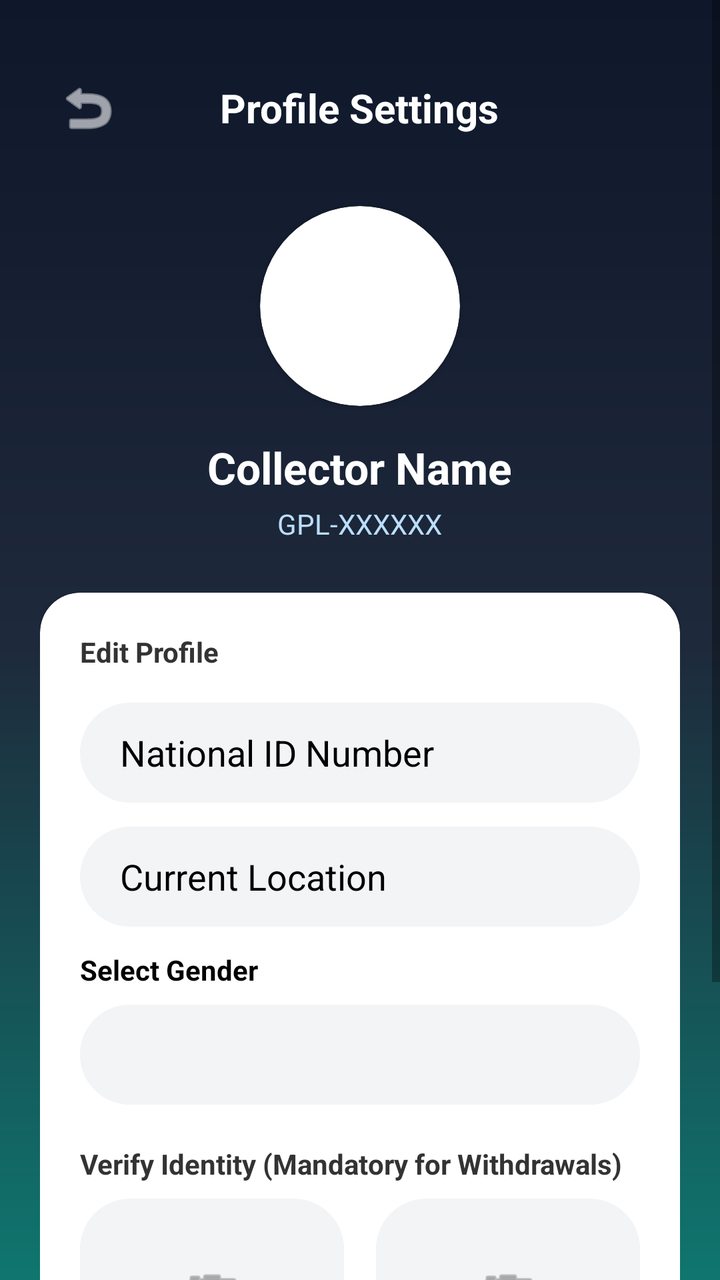
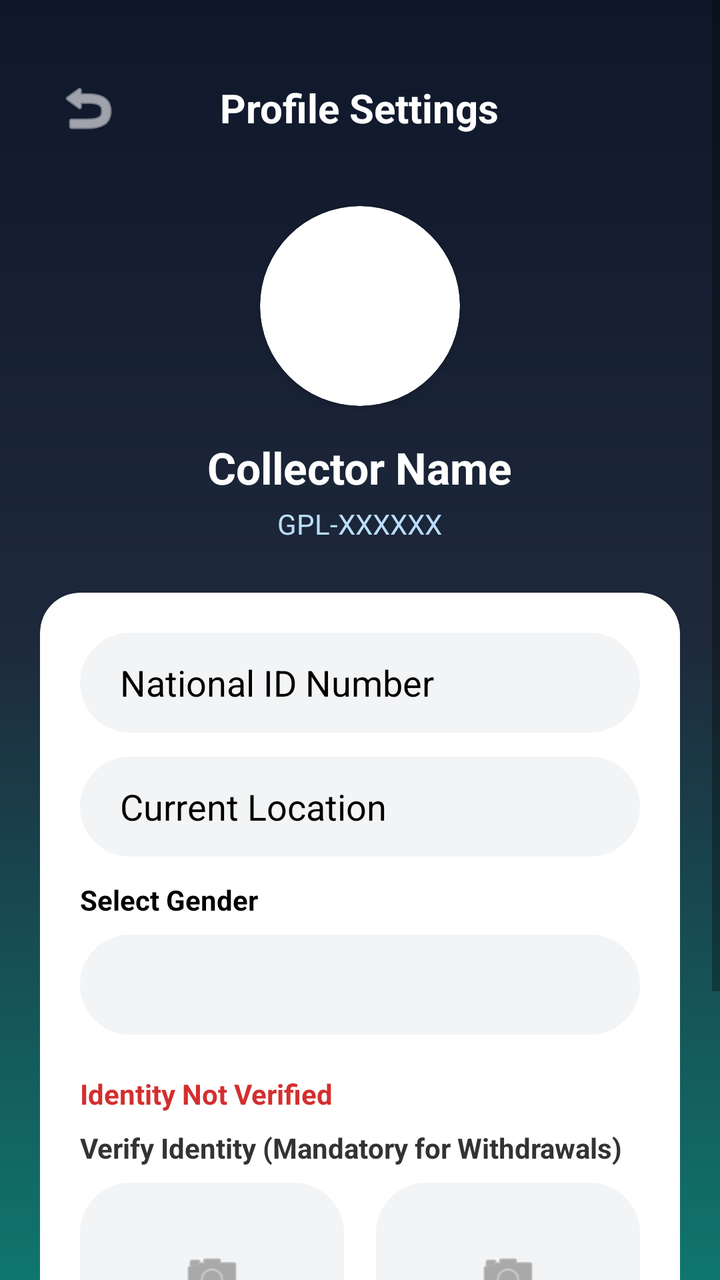

An Android layout rendered at two revisions. The XML below is the earlier revision; the diff shows what the commit changed to produce the second picture.
<!-- AndroidManifest.xml: application theme Theme.GjengePlasticLedger -->
<!-- res/layout/activity_profile.xml -->
<?xml version="1.0" encoding="utf-8"?>

<RelativeLayout xmlns:android="http://schemas.android.com/apk/res/android"
    xmlns:app="http://schemas.android.com/apk/res-auto"
    xmlns:tools="http://schemas.android.com/tools"
    android:layout_width="match_parent"
    android:layout_height="match_parent"
    android:background="@drawable/bg_gradient">

    <ScrollView
        android:layout_width="match_parent"
        android:layout_height="match_parent"
        android:fillViewport="true">

        <LinearLayout
            android:layout_width="match_parent"
            android:layout_height="wrap_content"
            android:orientation="vertical"
            android:padding="20dp"
            android:gravity="center_horizontal">

            
            <RelativeLayout
                android:layout_width="match_parent"
                android:layout_height="wrap_content"
                android:layout_marginTop="10dp"
                android:layout_marginBottom="25dp">
                <ImageButton
                    android:id="@+id/backBtn"
                    android:layout_width="48dp"
                    android:layout_height="48dp"
                    android:src="@android:drawable/ic_menu_revert"
                    android:background="?attr/selectableItemBackgroundBorderless"
                    app:tint="#FFFFFF"
                    android:contentDescription="Back"/>
                <TextView
                    android:layout_width="wrap_content"
                    android:layout_height="wrap_content"
                    android:text="@string/profile_settings"
                    android:textColor="#FFFFFF"
                    android:textSize="20sp"
                    android:textStyle="bold"
                    android:layout_centerInParent="true"/>
            </RelativeLayout>

            
            <com.google.android.material.card.MaterialCardView
                android:layout_width="100dp"
                android:layout_height="100dp"
                app:cardCornerRadius="50dp"
                android:layout_marginBottom="16dp">
                <ImageView
                    android:id="@+id/profileImageLarge"
                    android:layout_width="match_parent"
                    android:layout_height="match_parent"
                    android:scaleType="centerCrop"
                    android:src="@drawable/male_placeholder"
                    android:contentDescription="Profile Picture"/>
            </com.google.android.material.card.MaterialCardView>

            <TextView
                android:id="@+id/profileNameLarge"
                android:layout_width="wrap_content"
                android:layout_height="wrap_content"
                android:text="Collector Name"
                android:textColor="#FFFFFF"
                android:textSize="22sp"
                android:textStyle="bold"
                android:layout_marginBottom="4dp"
                tools:ignore="HardcodedText"/>

            <TextView
                android:id="@+id/gjengeIdLarge"
                android:layout_width="wrap_content"
                android:layout_height="wrap_content"
                android:text="GPL-XXXXXX"
                android:textColor="#BBDEFB"
                android:textSize="14sp"
                android:layout_marginBottom="25dp"
                tools:ignore="HardcodedText"/>

            
            <com.google.android.material.card.MaterialCardView
                android:layout_width="match_parent"
                android:layout_height="wrap_content"
                app:cardCornerRadius="20dp"
                android:backgroundTint="#FFFFFF"
                android:layout_marginBottom="20dp">

                <LinearLayout
                    android:layout_width="match_parent"
                    android:layout_height="wrap_content"
                    android:orientation="vertical"
                    android:padding="20dp">

                    <TextView
                        android:layout_width="wrap_content"
                        android:layout_height="wrap_content"
                        android:text="@string/edit_profile"
                        android:textStyle="bold"
                        android:textColor="#333333"
                        android:layout_marginBottom="16dp"/>

                    <EditText
                        android:id="@+id/nationalIdInput"
                        android:layout_width="match_parent"
                        android:layout_height="50dp"
                        android:hint="@string/national_id_hint"
                        android:textColorHint="#000000"
                        android:textColor="#000000"
                        android:inputType="number"
                        android:background="@drawable/bg_pill_input"
                        android:backgroundTint="#F3F4F6"
                        android:paddingStart="20dp"
                        android:paddingEnd="20dp"
                        android:layout_marginBottom="12dp"
                        android:autofillHints="none"/>

                    <EditText
                        android:id="@+id/locationInput"
                        android:layout_width="match_parent"
                        android:layout_height="50dp"
                        android:hint="@string/current_location_hint"
                        android:textColorHint="#000000"
                        android:textColor="#000000"
                        android:inputType="text"
                        android:background="@drawable/bg_pill_input"
                        android:backgroundTint="#F3F4F6"
                        android:paddingStart="20dp"
                        android:paddingEnd="20dp"
                        android:layout_marginBottom="12dp"
                        android:autofillHints="none"/>

                    <TextView
                        android:layout_width="wrap_content"
                        android:layout_height="wrap_content"
                        android:text="@string/select_gender"
                        android:textColor="#000000"
                        android:textStyle="bold"
                        android:layout_marginBottom="8dp"/>

                    <Spinner
                        android:id="@+id/genderSpinner"
                        android:layout_width="match_parent"
                        android:layout_height="50dp"
                        android:background="@drawable/bg_spinner_pill"
                        android:backgroundTint="#F3F4F6"
                        android:popupBackground="#FFFFFF"
                        android:layout_marginBottom="20dp"/>

                    
                    <TextView
                        android:layout_width="wrap_content"
                        android:layout_height="wrap_content"
                        android:text="Verify Identity (Mandatory for Withdrawals)"
                        android:textStyle="bold"
                        android:textColor="#333333"
                        android:layout_marginBottom="8dp"
                        tools:ignore="HardcodedText"/>

                    <LinearLayout
                        android:layout_width="match_parent"
                        android:layout_height="wrap_content"
                        android:orientation="horizontal"
                        android:layout_marginBottom="20dp"
                        android:baselineAligned="false">

                        <LinearLayout
                            android:id="@+id/btnUploadFront"
                            android:layout_width="0dp"
                            android:layout_height="100dp"
                            android:layout_weight="1"
                            android:background="@drawable/bg_pill_input"
                            android:backgroundTint="#F3F4F6"
                            android:gravity="center"
                            android:orientation="vertical"
                            android:layout_marginEnd="8dp">
                            <ImageView
                                android:id="@+id/idFrontImage"
                                android:layout_width="match_parent"
                                android:layout_height="match_parent"
                                android:scaleType="centerInside"
                                android:src="@android:drawable/ic_menu_camera"
                                app:tint="#777777"
                                android:contentDescription="@string/upload_id_front"/>
                            <TextView
                                android:id="@+id/txtFront"
                                android:layout_width="wrap_content"
                                android:layout_height="wrap_content"
                                android:text="@string/upload_id_front"
                                android:textSize="10sp"
                                android:textColor="#777777"
                                android:layout_marginTop="4dp"
                                tools:ignore="SmallSp"/>
                        </LinearLayout>

                        <LinearLayout
                            android:id="@+id/btnUploadBack"
                            android:layout_width="0dp"
                            android:layout_height="100dp"
                            android:layout_weight="1"
                            android:background="@drawable/bg_pill_input"
                            android:backgroundTint="#F3F4F6"
                            android:gravity="center"
                            android:orientation="vertical"
                            android:layout_marginStart="8dp">
                            <ImageView
                                android:id="@+id/idBackImage"
                                android:layout_width="match_parent"
                                android:layout_height="match_parent"
                                android:scaleType="centerInside"
                                android:src="@android:drawable/ic_menu_camera"
                                app:tint="#777777"
                                android:contentDescription="@string/upload_id_back"/>
                            <TextView
                                android:id="@+id/txtBack"
                                android:layout_width="wrap_content"
                                android:layout_height="wrap_content"
                                android:text="@string/upload_id_back"
                                android:textSize="10sp"
                                android:textColor="#777777"
                                android:layout_marginTop="4dp"
                                tools:ignore="SmallSp"/>
                        </LinearLayout>
                    </LinearLayout>

                    <Button
                        android:id="@+id/saveProfileBtn"
                        android:layout_width="match_parent"
                        android:layout_height="55dp"
                        android:text="@string/save_changes"
                        android:backgroundTint="#22C55E"
                        app:cornerRadius="28dp"
                        android:textAllCaps="false"/>
                </LinearLayout>
            </com.google.android.material.card.MaterialCardView>

        </LinearLayout>
    </ScrollView>



</RelativeLayout>
<!-- resources referenced by this layout -->
<resources>
  <!-- drawable bg_gradient (drawable) -->
  <shape xmlns:android="http://schemas.android.com/apk/res/android">
      <gradient
          android:startColor="#0F172A"
          android:centerColor="#1E293B"
          android:endColor="#0F766E"
          android:angle="270"/>
  </shape>
  <!-- drawable bg_pill_input (drawable) -->
  <?xml version="1.0" encoding="utf-8"?>
  
  <shape xmlns:android="http://schemas.android.com/apk/res/android">
      <solid android:color="#EEEEEE" />
      <corners android:radius="25dp" />
      <padding android:left="15dp" android:right="15dp" />
  </shape>
  <!-- drawable bg_spinner_pill (drawable) -->
  <?xml version="1.0" encoding="utf-8"?>
  
  <layer-list xmlns:android="http://schemas.android.com/apk/res/android">
      <item>
          <shape>
              <solid android:color="#FFFFFF" />
              <corners android:radius="25dp" />
              <stroke android:width="1dp" android:color="#DDDDDD" />
          </shape>
      </item>
      <item
          android:drawable="@drawable/ic_dropdown_arrow"
          android:gravity="end|center_vertical"
          android:right="15dp" />
  </layer-list>
  <!-- drawable male_placeholder (drawable) -->
  <vector xmlns:android="http://schemas.android.com/apk/res/android"
      android:width="24dp"
      android:height="24dp"
      android:viewportWidth="24"
      android:viewportHeight="24"
      android:tint="#FFFFFF">
      <path
          android:fillColor="@android:color/white"
          android:pathData="M12,12c2.21,0 4,-1.79 4,-4s-1.79,-4 -4,-4 -4,1.79 -4,4 1.79,4 4,4zM12,14c-2.67,0 -8,1.34 -8,4v2h16v-2c0,-2.66 -5.33,-4 -8,-4z"/>
  </vector>
  <string name="current_location_hint">Current Location</string>
  <string name="edit_profile">Edit Profile</string>
  <string name="national_id_hint">National ID Number</string>
  <string name="profile_settings">Profile Settings</string>
  <string name="save_changes">Save Changes</string>
  <string name="select_gender">Select Gender</string>
  <string name="upload_id_back">Upload ID Back</string>
  <string name="upload_id_front">Upload ID Front</string>
  <style name="Theme.GjengePlasticLedger" parent="Theme.MaterialComponents.DayNight.NoActionBar">
  
          
          <item name="colorPrimary">#22C55E</item>
          <item name="colorPrimaryVariant">#16A34A</item>
          <item name="colorOnPrimary">#FFFFFF</item>
  
          
          <item name="colorSecondary">#0F172A</item>
  
      </style>
  <!-- drawable ic_dropdown_arrow (drawable) -->
  <vector xmlns:android="http://schemas.android.com/apk/res/android"
      android:width="24dp"
      android:height="24dp"
      android:viewportWidth="24"
      android:viewportHeight="24">
      <path
          android:fillColor="#000000"
          android:pathData="M7,10l5,5 5,-5H7z"/>
  </vector>
</resources>

<!-- the commit's change to res/layout/activity_profile.xml (unified diff, before → after) -->
@@ -93,14 +93,6 @@
                     android:orientation="vertical"
                     android:padding="20dp">
 
-                    <TextView
-                        android:layout_width="wrap_content"
-                        android:layout_height="wrap_content"
-                        android:text="@string/edit_profile"
-                        android:textStyle="bold"
-                        android:textColor="#333333"
-                        android:layout_marginBottom="16dp"/>
-
                     <EditText
                         android:id="@+id/nationalIdInput"
                         android:layout_width="match_parent"
@@ -145,82 +137,100 @@
                         android:layout_height="50dp"
                         android:background="@drawable/bg_spinner_pill"
                         android:backgroundTint="#F3F4F6"
-                        android:popupBackground="#FFFFFF"
+                        android:popupBackground="#333333"
                         android:layout_marginBottom="20dp"/>
 
                     
                     <TextView
+                        android:id="@+id/verifyStatusText"
                         android:layout_width="wrap_content"
                         android:layout_height="wrap_content"
-                        android:text="Verify Identity (Mandatory for Withdrawals)"
+                        android:text="Identity Not Verified"
                         android:textStyle="bold"
-                        android:textColor="#333333"
+                        android:textColor="#D32F2F"
                         android:layout_marginBottom="8dp"
                         tools:ignore="HardcodedText"/>
 
+                    
                     <LinearLayout
+                        android:id="@+id/uploadSection"
                         android:layout_width="match_parent"
                         android:layout_height="wrap_content"
-                        android:orientation="horizontal"
-                        android:layout_marginBottom="20dp"
-                        android:baselineAligned="false">
+                        android:orientation="vertical">
+
+                        <TextView
+                            android:layout_width="wrap_content"
+                            android:layout_height="wrap_content"
+                            android:text="Verify Identity (Mandatory for Withdrawals)"
+                            android:textStyle="bold"
+                            android:textColor="#333333"
+                            android:layout_marginBottom="8dp"
+                            tools:ignore="HardcodedText"/>
 
                         <LinearLayout
-                            android:id="@+id/btnUploadFront"
-                            android:layout_width="0dp"
-                            android:layout_height="100dp"
-                            android:layout_weight="1"
-                            android:background="@drawable/bg_pill_input"
-                            android:backgroundTint="#F3F4F6"
-                            android:gravity="center"
-                            android:orientation="vertical"
-                            android:layout_marginEnd="8dp">
-                            <ImageView
-                                android:id="@+id/idFrontImage"
-                                android:layout_width="match_parent"
-                                android:layout_height="match_parent"
-                                android:scaleType="centerInside"
-                                android:src="@android:drawable/ic_menu_camera"
-                                app:tint="#777777"
-                                android:contentDescription="@string/upload_id_front"/>
-                            <TextView
-                                android:id="@+id/txtFront"
-                                android:layout_width="wrap_content"
-                                android:layout_height="wrap_content"
-                                android:text="@string/upload_id_front"
-                                android:textSize="10sp"
-                                android:textColor="#777777"
-                                android:layout_marginTop="4dp"
-                                tools:ignore="SmallSp"/>
-                        </LinearLayout>
-
-                        <LinearLayout
-                            android:id="@+id/btnUploadBack"
-                            android:layout_width="0dp"
-                            android:layout_height="100dp"
-                            android:layout_weight="1"
-                            android:background="@drawable/bg_pill_input"
-                            android:backgroundTint="#F3F4F6"
-                            android:gravity="center"
-                            android:orientation="vertical"
-                            android:layout_marginStart="8dp">
-                            <ImageView
-                                android:id="@+id/idBackImage"
-                                android:layout_width="match_parent"
-                                android:layout_height="match_parent"
-                                android:scaleType="centerInside"
-                                android:src="@android:drawable/ic_menu_camera"
-                                app:tint="#777777"
-                                android:contentDescription="@string/upload_id_back"/>
-                            <TextView
-                                android:id="@+id/txtBack"
-                                android:layout_width="wrap_content"
-                                android:layout_height="wrap_content"
-                                android:text="@string/upload_id_back"
-                                android:textSize="10sp"
-                                android:textColor="#777777"
-                                android:layout_marginTop="4dp"
-                                tools:ignore="SmallSp"/>
+                            android:layout_width="match_parent"
+                            android:layout_height="wrap_content"
+                            android:orientation="horizontal"
+                            android:layout_marginBottom="20dp"
+                            android:baselineAligned="false">
+
+                            <LinearLayout
+                                android:id="@+id/btnUploadFront"
+                                android:layout_width="0dp"
+                                android:layout_height="100dp"
+                                android:layout_weight="1"
+                                android:background="@drawable/bg_pill_input"
+                                android:backgroundTint="#F3F4F6"
+                                android:gravity="center"
+                                android:orientation="vertical"
+                                android:layout_marginEnd="8dp">
+                                <ImageView
+                                    android:id="@+id/idFrontImage"
+                                    android:layout_width="match_parent"
+                                    android:layout_height="match_parent"
+                                    android:scaleType="centerInside"
+                                    android:src="@android:drawable/ic_menu_camera"
+                                    app:tint="#777777"
+                                    android:contentDescription="@string/upload_id_front"/>
+                                <TextView
+                                    android:id="@+id/txtFront"
+                                    android:layout_width="wrap_content"
+                                    android:layout_height="wrap_content"
+                                    android:text="@string/upload_id_front"
+                                    android:textSize="10sp"
+                                    android:textColor="#777777"
+                                    android:layout_marginTop="4dp"
+                                    tools:ignore="SmallSp"/>
+                            </LinearLayout>
+
+                            <LinearLayout
+                                android:id="@+id/btnUploadBack"
+                                android:layout_width="0dp"
+                                android:layout_height="100dp"
+                                android:layout_weight="1"
+                                android:background="@drawable/bg_pill_input"
+                                android:backgroundTint="#F3F4F6"
+                                android:gravity="center"
+                                android:orientation="vertical"
+                                android:layout_marginStart="8dp">
+                                <ImageView
+                                    android:id="@+id/idBackImage"
+                                    android:layout_width="match_parent"
+                                    android:layout_height="match_parent"
+                                    android:scaleType="centerInside"
+                                    android:src="@android:drawable/ic_menu_camera"
+                                    app:tint="#777777"
+                                    android:contentDescription="@string/upload_id_back"/>
+                                <TextView
+                                    android:id="@+id/txtBack"
+                                    android:layout_width="wrap_content"
+                                    android:layout_height="wrap_content"
+                                    android:text="@string/upload_id_back"
+                                    android:textSize="10sp"
+                                    android:textColor="#777777"
+                                    android:layout_marginTop="4dp"
+                                    tools:ignore="SmallSp"/>
+                            </LinearLayout>
                         </LinearLayout>
                     </LinearLayout>
 
@@ -238,6 +248,4 @@
         </LinearLayout>
     </ScrollView>
 
-
-
 </RelativeLayout>
<!-- resource entries referenced after the edit -->
@@ -44,7 +44,6 @@
           android:pathData="M12,12c2.21,0 4,-1.79 4,-4s-1.79,-4 -4,-4 -4,1.79 -4,4 1.79,4 4,4zM12,14c-2.67,0 -8,1.34 -8,4v2h16v-2c0,-2.66 -5.33,-4 -8,-4z"/>
   </vector>
   <string name="current_location_hint">Current Location</string>
-  <string name="edit_profile">Edit Profile</string>
   <string name="national_id_hint">National ID Number</string>
   <string name="profile_settings">Profile Settings</string>
   <string name="save_changes">Save Changes</string>
